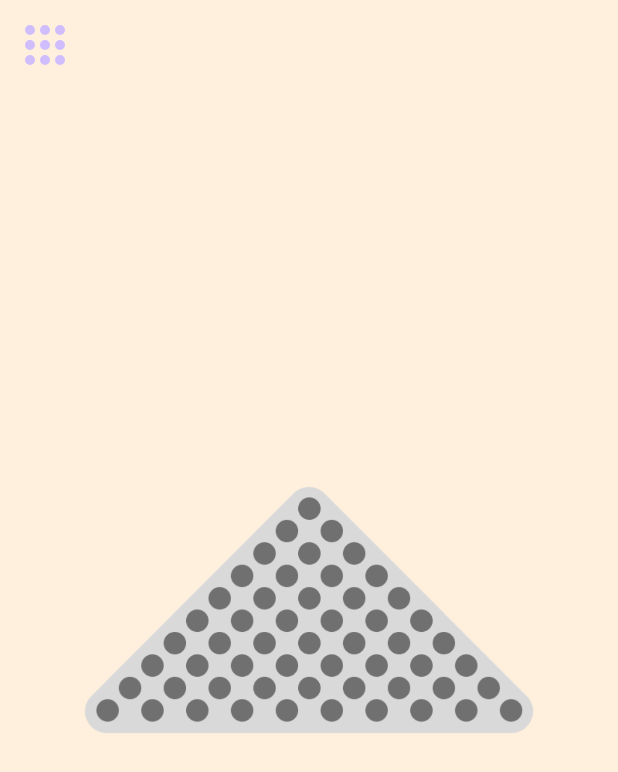
After one commit to somsoko/MarblePuzzle, an Android app: the layout stage.xml on its own in the app's theme, with its tools: preview values and no code run, on a phone screen of 412 x 824 dp. The commit adds this screen. Shown: the top 772 px of the screen. Run offline under Robolectric (Android 15) with nearby library versions, the phone set to English and light mode, and no system bars.

Commit message:
add Stage.xml modify DifficultyListManager

```diff
--- a/app/src/main/assets/tutorial.json
+++ /dev/null
@@ -1,4 +0,0 @@
-[
-  {"stageName": "1", "stageNum": 32}
-
-]
--- a/app/src/main/java/com/example/marblepuzzle/DifficultyListManager.java
+++ b/app/src/main/java/com/example/marblepuzzle/DifficultyListManager.java
@@ -69,7 +69,7 @@ public class DifficultyListManager {
         if(!info.get(i).getLocked()) {
             card.setOnClickListener(v -> {
                 Intent intent = new Intent(context, StageListActivity.class);
-                intent.putExtra("difficulty", (String) v.getTag());
+                intent.putExtra("difficulty", (int) v.getTag());
                 context.startActivity(intent);
             });
         }
@@ -127,7 +127,7 @@ public class DifficultyListManager {
 
             TextView textView = card.findViewById(R.id.difficultyText);
             textView.setText(textView.getResources().getIdentifier(inform.getDifficulty(),"string",context.getPackageName()));
-            card.setTag(pref.getString((i+1)+"difficulty",null));
+            card.setTag(i+1);
             setCard(context,card,inform);
 
             setClickListener(context,card,i);
--- a/app/src/main/java/com/example/marblepuzzle/StageListActivity.java
+++ b/app/src/main/java/com/example/marblepuzzle/StageListActivity.java
@@ -14,7 +14,7 @@ public class StageListActivity extends FragmentActivity {
         super.onCreate(savedInstanceState);
         setContentView(R.layout.stage_list);
 
-        String difficulty = getIntent().getStringExtra("difficulty");
+        int difficulty = getIntent().getIntExtra("difficulty",0);
         stageListManager = new StageListManager(this, difficulty);
         container = findViewById(R.id.stageGrid);
 
--- /dev/null
+++ b/app/src/main/res/drawable/outline_apps_24.xml
@@ -0,0 +1,12 @@
+<vector
+        xmlns:android="http://schemas.android.com/apk/res/android"
+        android:height="40dp"
+        android:tint="#CFBDFE"
+        android:viewportHeight="960"
+        android:viewportWidth="960"
+        android:width="40dp">
+
+    <path android:fillColor="@android:color/white"
+          android:pathData="M240,800Q207,800 183.5,776.5Q160,753 160,720Q160,687 183.5,663.5Q207,640 240,640Q273,640 296.5,663.5Q320,687 320,720Q320,753 296.5,776.5Q273,800 240,800ZM480,800Q447,800 423.5,776.5Q400,753 400,720Q400,687 423.5,663.5Q447,640 480,640Q513,640 536.5,663.5Q560,687 560,720Q560,753 536.5,776.5Q513,800 480,800ZM720,800Q687,800 663.5,776.5Q640,753 640,720Q640,687 663.5,663.5Q687,640 720,640Q753,640 776.5,663.5Q800,687 800,720Q800,753 776.5,776.5Q753,800 720,800ZM240,560Q207,560 183.5,536.5Q160,513 160,480Q160,447 183.5,423.5Q207,400 240,400Q273,400 296.5,423.5Q320,447 320,480Q320,513 296.5,536.5Q273,560 240,560ZM480,560Q447,560 423.5,536.5Q400,513 400,480Q400,447 423.5,423.5Q447,400 480,400Q513,400 536.5,423.5Q560,447 560,480Q560,513 536.5,536.5Q513,560 480,560ZM720,560Q687,560 663.5,536.5Q640,513 640,480Q640,447 663.5,423.5Q687,400 720,400Q753,400 776.5,423.5Q800,447 800,480Q800,513 776.5,536.5Q753,560 720,560ZM240,320Q207,320 183.5,296.5Q160,273 160,240Q160,207 183.5,183.5Q207,160 240,160Q273,160 296.5,183.5Q320,207 320,240Q320,273 296.5,296.5Q273,320 240,320ZM480,320Q447,320 423.5,296.5Q400,273 400,240Q400,207 423.5,183.5Q447,160 480,160Q513,160 536.5,183.5Q560,207 560,240Q560,273 536.5,296.5Q513,320 480,320ZM720,320Q687,320 663.5,296.5Q640,273 640,240Q640,207 663.5,183.5Q687,160 720,160Q753,160 776.5,183.5Q800,207 800,240Q800,273 776.5,296.5Q753,320 720,320Z"/>
+
+</vector>
--- /dev/null
+++ b/app/src/main/res/layout/stage.xml
@@ -0,0 +1,28 @@
+<?xml version="1.0" encoding="utf-8"?>
+<LinearLayout
+        xmlns:android="http://schemas.android.com/apk/res/android"
+        android:orientation="vertical"
+        android:layout_width="match_parent"
+        android:layout_height="match_parent"
+        android:background="@color/ic_launcher_background"
+        android:padding="10dp">
+
+    <ImageButton
+            android:id="@+id/difficultyButtonBack"
+            android:layout_width="wrap_content"
+            android:layout_height="wrap_content"
+            android:src="@drawable/outline_apps_24"
+            android:background="@android:color/transparent"/>
+
+
+    <LinearLayout
+            android:layout_width="match_parent"
+            android:layout_height="match_parent">
+
+        <ImageView
+                android:layout_width="match_parent"
+                android:layout_height="match_parent"
+                android:src="@drawable/puzzle_board"/>
+
+    </LinearLayout>
+</LinearLayout>
```
Also changed, not shown: app/src/main/java/com/example/marblepuzzle/StageActivity.java (+10 -1 lines), app/src/main/java/com/example/marblepuzzle/StageListManager.java (+16 -59 lines), app/src/main/res/drawable/puzzle_board.png (added).
